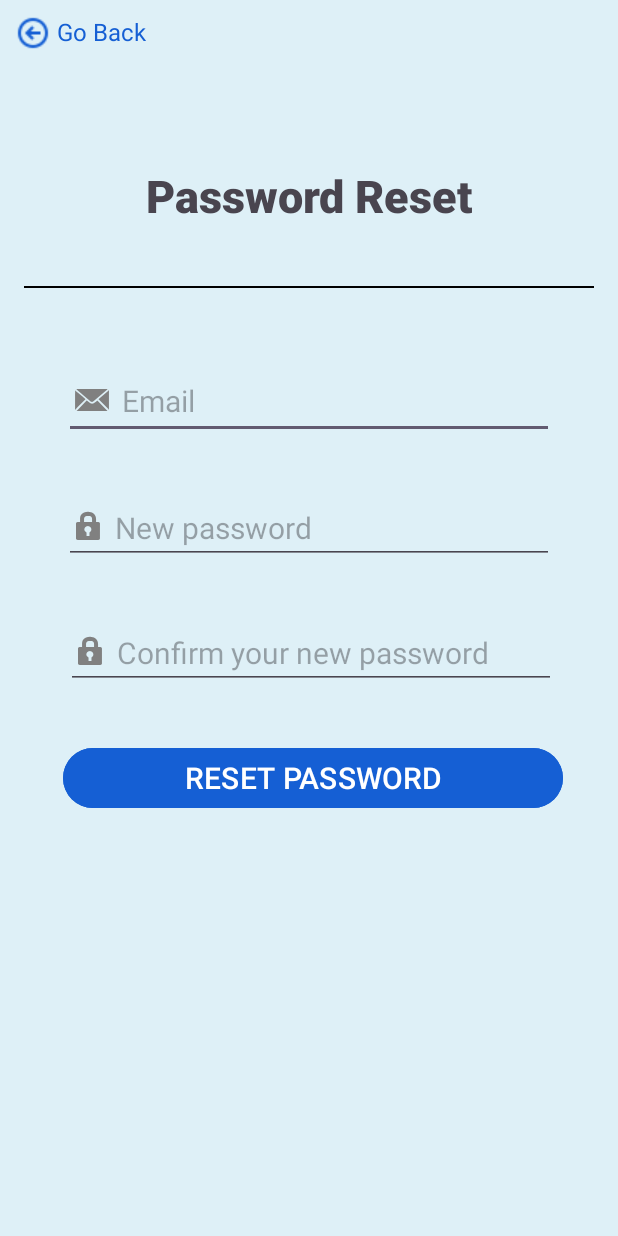
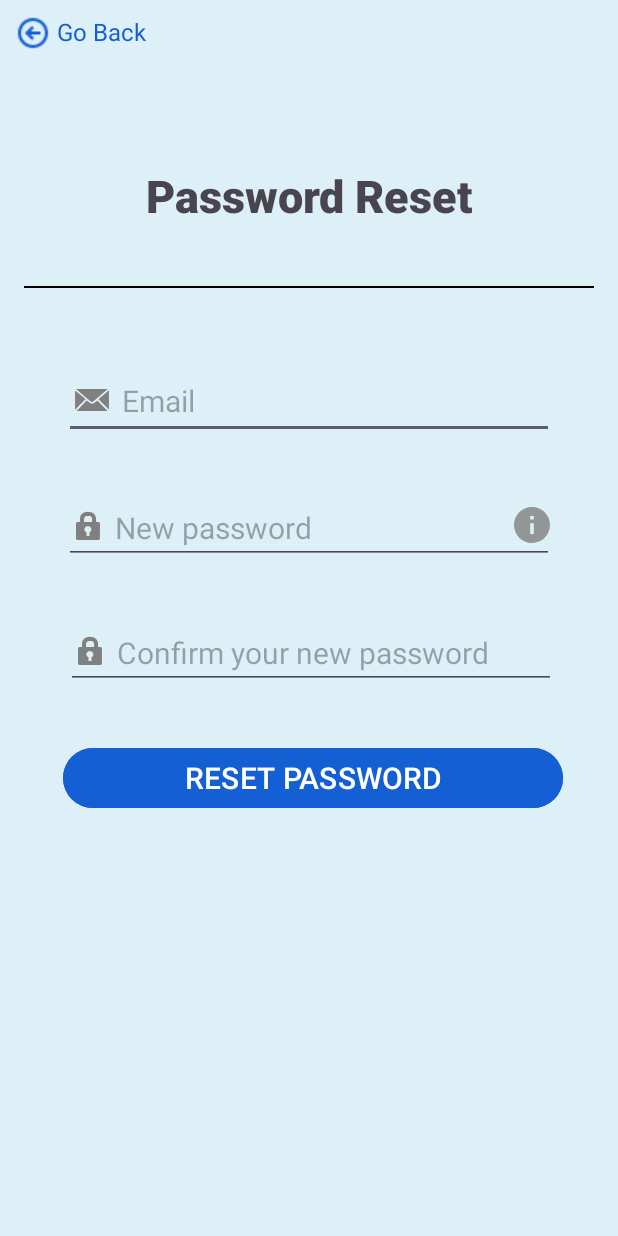
Before and after one commit to yernaz-togizbayev/travel_planner_app, an Android app: the PasswordResetActivity screen opened directly, with no data from a screen before it, on a phone screen of 412 x 824 dp. Run offline under Robolectric (Android 15) with nearby library versions, the phone set to English and light mode, and no system bars.

Commit message:
add password requirements iconbutton

```diff
--- a/app/src/main/res/layout/activity_password_reset.xml
+++ b/app/src/main/res/layout/activity_password_reset.xml
@@ -95,6 +95,18 @@
         app:layout_constraintStart_toStartOf="parent"
         app:layout_constraintTop_toBottomOf="@+id/NewPasswordEditText" />
 
+    <ImageView
+        android:id="@+id/passwordRequirementsIcon"
+        android:layout_width="wrap_content"
+        android:layout_height="wrap_content"
+        android:layout_marginTop="45dp"
+        android:layout_marginEnd="45dp"
+        android:onClick="passwordRequirementsIconPress"
+        android:tint="#808080"
+        app:layout_constraintEnd_toEndOf="parent"
+        app:layout_constraintTop_toBottomOf="@+id/PasswordResetEmailEditText"
+        app:srcCompat="@drawable/ic_information" />
+
     <Button
         android:id="@+id/ResetPasswordButton"
         android:layout_width="333dp"
```
Also changed, not shown: app/src/main/java/com/example/m3_01_08_reiseplaner/PasswordResetActivity.java (+14 -0 lines).
